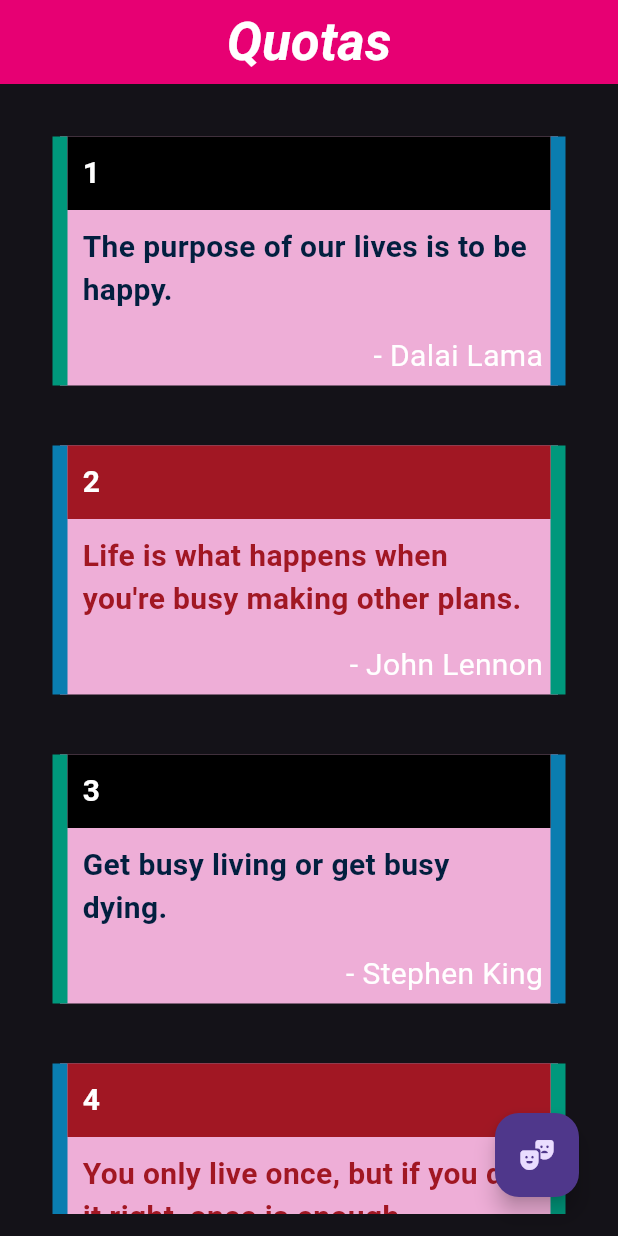
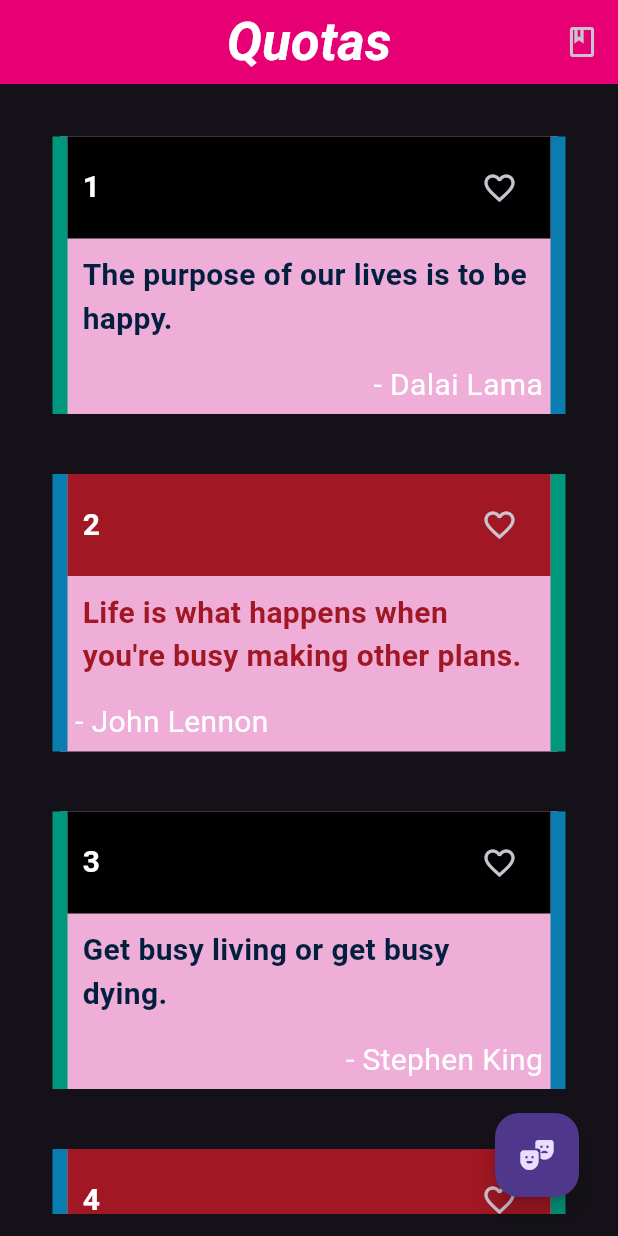
Before and after one commit to MrManavRamani-Flutter/Quotas-App, a Flutter app: the screen it shows after launch, on a phone screen of 412 x 824 dp. Run offline on Flutter 3.47's test engine with Material 2 defaults, Android fonts, the phone set to English and light mode, and no system bars.

Commit message:
Second Upload/Commit........ --------------------------

```diff
--- a/lib/main.dart
+++ b/lib/main.dart
@@ -1,5 +1,6 @@
 import 'package:flutter/material.dart';
 import 'package:quotes_model/screens/home.dart';
+import 'package:quotes_model/screens/favorite_quotes.dart';
 
 void main() {
   runApp(const MyApp());
@@ -19,6 +20,7 @@ class _MyAppState extends State<MyApp> {
       debugShowCheckedModeBanner: false,
       routes: {
         '/': (context) => const HomePage(),
+        'favorite_quotes': (context) => const Favorite_Quotes(),
       },
       darkTheme: ThemeData.dark(useMaterial3: true),
       theme: ThemeData.light(useMaterial3: true),
--- a/lib/screens/home.dart
+++ b/lib/screens/home.dart
@@ -24,6 +24,14 @@ class _HomePageState extends State<HomePage> {
           ),
         ),
         centerTitle: true,
+        actions: [
+          IconButton(
+            onPressed: () {
+              Navigator.of(context).pushNamed('favorite_quotes');
+            },
+            icon: const Icon(Icons.book_outlined),
+          ),
+        ],
       ),
       floatingActionButton: Padding(
         padding: const EdgeInsets.all(10),
@@ -63,7 +71,9 @@ class _HomePageState extends State<HomePage> {
                             color: const Color(0xffa11723),
                             alignment: Alignment.topLeft,
                             padding: const EdgeInsets.all(10),
-                            child: Text(
+                            child: Row(
+                              children: [
+                                Text(
                                   '${e.id}',
                                   style: const TextStyle(
                                     decoration: TextDecoration.none,
@@ -71,6 +81,15 @@ class _HomePageState extends State<HomePage> {
                                     fontWeight: FontWeight.bold,
                                     color: Color(0xffffffff),
                                   ),
+                                ),
+                                const Spacer(),
+                                IconButton(
+                                  onPressed: () {},
+                                  icon: const Icon(
+                                    Icons.favorite_border_outlined,
+                                  ),
+                                ),
+                              ],
                             ),
                           ),
                           Container(
@@ -89,13 +108,17 @@ class _HomePageState extends State<HomePage> {
                           Container(
                             padding: const EdgeInsets.all(5),
                             alignment: Alignment.bottomRight,
-                            child: Text(
+                            child: Row(
+                              children: [
+                                Text(
                                   "- ${e.author}",
                                   style: const TextStyle(
                                     fontSize: 20,
                                     decoration: TextDecoration.none,
                                     color: Color(0xffffffff),
                                   ),
+                                ),
+                              ],
                             ),
                           ),
                         ],
@@ -124,7 +147,9 @@ class _HomePageState extends State<HomePage> {
                             color: const Color(0xff000000),
                             alignment: Alignment.topLeft,
                             padding: const EdgeInsets.all(10),
-                            child: Text(
+                            child: Row(
+                              children: [
+                                Text(
                                   '${e.id}',
                                   style: const TextStyle(
                                     decoration: TextDecoration.none,
@@ -132,6 +157,15 @@ class _HomePageState extends State<HomePage> {
                                     fontWeight: FontWeight.bold,
                                     color: Color(0xffffffff),
                                   ),
+                                ),
+                                const Spacer(),
+                                IconButton(
+                                  onPressed: () {},
+                                  icon: const Icon(
+                                    Icons.favorite_border_outlined,
+                                  ),
+                                ),
+                              ],
                             ),
                           ),
                           Container(
--- a/lib/utils/global.dart
+++ b/lib/utils/global.dart
@@ -170,122 +170,132 @@ class Global {
         id: 36,
         quote: 'Don’t compare your Chapter 1 to someone else’s Chapter 20.',
         author: 'Unknown'),
-    // ...................................baki.............................................
-    // Quotes(
-    //     id: 37,
-    //     quote: 'The purpose of our lives is to be happy.',
-    //     author: 'Dalai Lama'),
-    // Quotes(
-    //     id: 38,
-    //     quote: 'The purpose of our lives is to be happy.',
-    //     author: 'Dalai Lama'),
-    // Quotes(
-    //     id: 39,
-    //     quote: 'The purpose of our lives is to be happy.',
-    //     author: 'Dalai Lama'),
-    // Quotes(
-    //     id: 40,
-    //     quote: 'The purpose of our lives is to be happy.',
-    //     author: 'Dalai Lama'),
-    // Quotes(
-    //     id: 41,
-    //     quote: 'The purpose of our lives is to be happy.',
-    //     author: 'Dalai Lama'),
-    // Quotes(
-    //     id: 42,
-    //     quote: 'The purpose of our lives is to be happy.',
-    //     author: 'Dalai Lama'),
-    // Quotes(
-    //     id: 43,
-    //     quote: 'The purpose of our lives is to be happy.',
-    //     author: 'Dalai Lama'),
-    // Quotes(
-    //     id: 44,
-    //     quote: 'The purpose of our lives is to be happy.',
-    //     author: 'Dalai Lama'),
-    // Quotes(
-    //     id: 45,
-    //     quote: 'The purpose of our lives is to be happy.',
-    //     author: 'Dalai Lama'),
-    // Quotes(
-    //     id: 46,
-    //     quote: 'The purpose of our lives is to be happy.',
-    //     author: 'Dalai Lama'),
-    // Quotes(
-    //     id: 47,
-    //     quote: 'The purpose of our lives is to be happy.',
-    //     author: 'Dalai Lama'),
-    // Quotes(
-    //     id: 48,
-    //     quote: 'The purpose of our lives is to be happy.',
-    //     author: 'Dalai Lama'),
-    // Quotes(
-    //     id: 49,
-    //     quote: 'The purpose of our lives is to be happy.',
-    //     author: 'Dalai Lama'),
-    // Quotes(
-    //     id: 50,
-    //     quote: 'The purpose of our lives is to be happy.',
-    //     author: 'Dalai Lama'),
-    // Quotes(
-    //     id: 51,
-    //     quote: 'The purpose of our lives is to be happy.',
-    //     author: 'Dalai Lama'),
-    // Quotes(
-    //     id: 52,
-    //     quote: 'The purpose of our lives is to be happy.',
-    //     author: 'Dalai Lama'),
-    // Quotes(
-    //     id: 53,
-    //     quote: 'The purpose of our lives is to be happy.',
-    //     author: 'Dalai Lama'),
-    // Quotes(
-    //     id: 54,
-    //     quote: 'The purpose of our lives is to be happy.',
-    //     author: 'Dalai Lama'),
-    // Quotes(
-    //     id: 55,
-    //     quote: 'The purpose of our lives is to be happy.',
-    //     author: 'Dalai Lama'),
-    // Quotes(
-    //     id: 56,
-    //     quote: 'The purpose of our lives is to be happy.',
-    //     author: 'Dalai Lama'),
-    // Quotes(
-    //     id: 57,
-    //     quote: 'The purpose of our lives is to be happy.',
-    //     author: 'Dalai Lama'),
-    // Quotes(
-    //     id: 58,
-    //     quote: 'The purpose of our lives is to be happy.',
-    //     author: 'Dalai Lama'),
-    // Quotes(
-    //     id: 59,
-    //     quote: 'The purpose of our lives is to be happy.',
-    //     author: 'Dalai Lama'),
-    // Quotes(
-    //     id: 60,
-    //     quote: 'The purpose of our lives is to be happy.',
-    //     author: 'Dalai Lama'),
-    // Quotes(
-    //     id: 61,
-    //     quote: 'The purpose of our lives is to be happy.',
-    //     author: 'Dalai Lama'),
-    // Quotes(
-    //     id: 62,
-    //     quote: 'The purpose of our lives is to be happy.',
-    //     author: 'Dalai Lama'),
-    // Quotes(
-    //     id: 63,
-    //     quote: 'The purpose of our lives is to be happy.',
-    //     author: 'Dalai Lama'),
-    // Quotes(
-    //     id: 64,
-    //     quote: 'The purpose of our lives is to be happy.',
-    //     author: 'Dalai Lama'),
-    // Quotes(
-    //     id: 65,
-    //     quote: 'The purpose of our lives is to be happy.',
-    //     author: 'Dalai Lama'),
+    Quotes(
+        id: 37,
+        quote: 'The privilege of a lifetime is to become who you are.',
+        author: 'C.G. Jung'),
+    Quotes(
+        id: 38,
+        quote: 'Do what is right, not what is easy nor what is popular.',
+        author: 'Roy T. Bennett'),
+    Quotes(
+        id: 39,
+        quote: 'Success isn’t permanent, and failure isn’t fatal.',
+        author: 'Mike Ditka'),
+    Quotes(
+        id: 40,
+        quote:
+            'If there’s a book that you want to read, but it hasn’t been written yet, then you must write it.',
+        author: 'Toni Morrison'),
+    Quotes(
+        id: 41,
+        quote:
+            'All you can change is yourself, but sometimes that changes everything.',
+        author: 'Unknown'),
+    Quotes(
+        id: 42,
+        quote: 'Don’t rush anything. When the time is right, it will happen.',
+        author: 'Unknown'),
+    Quotes(
+        id: 43,
+        quote:
+            'If the challenge we face doesn’t scare us, then it’s probably not that important.',
+        author: 'Simon Sinek'),
+    Quotes(
+        id: 44,
+        quote: 'Failure is the opportunity to begin again, more intelligently.',
+        author: 'Henry Ford'),
+    Quotes(
+        id: 45,
+        quote:
+            'Successful people maintain a positive focus in life no matter what is going on around them.',
+        author: 'Unknown'),
+    Quotes(
+        id: 46,
+        quote: 'Be kind to all creatures; this is the true religion.',
+        author: 'Buddha'),
+    Quotes(
+        id: 47,
+        quote: 'The true entrepreneur is a doer, not a dreamer.',
+        author: 'Nolan Bushnell'),
+    Quotes(
+        id: 48,
+        quote:
+            'After climbing a great hill, one only finds that there are many more hills to climb.',
+        author: 'Nelson Mandela'),
+    Quotes(
+        id: 49,
+        quote: 'Sometimes you win, sometimes you learn.',
+        author: 'Unknown'),
+    Quotes(
+        id: 50,
+        quote:
+            'Worrying does not take away tomorrow’s troubles. It takes away today’s peace.',
+        author: 'Unknown'),
+    Quotes(
+        id: 51,
+        quote: 'Forgiveness means letting go of the hope for a better past.',
+        author: 'Lama Surya Das'),
+    Quotes(id: 52, quote: 'Be a voice, not an echo.', author: 'Unknown'),
+    Quotes(
+        id: 53,
+        quote: 'The best revenge is to live an awesome life.',
+        author: 'Unknown'),
+    Quotes(
+        id: 54,
+        quote: 'There is no revenge so complete as forgiveness.',
+        author: 'Josh Billings'),
+    Quotes(
+        id: 55,
+        quote: 'Forgiveness is just another name for freedom.',
+        author: 'Byron Katie'),
+    Quotes(
+        id: 56,
+        quote:
+            'Why compare yourself with others? No one in the entire world can do a better job of being you than you.',
+        author: 'Unknown'),
+    Quotes(
+        id: 57,
+        quote:
+            'There is no abstract art. You must always start with something. Afterward you can remove all traces of reality.',
+        author: 'Pablo Picasso'),
+    Quotes(
+        id: 58,
+        quote:
+            'No matter what may have happened yesterday, a new day of fresh possibility has dawned. You are not the same person today as you were yesterday!',
+        author: 'Unknown'),
+    Quotes(
+        id: 59,
+        quote:
+            'Your heart is the size of an ocean. Go find yourself in its hidden depths.',
+        author: 'Rumi'),
+    Quotes(
+        id: 60,
+        quote: 'When you find yourself in a hole, quit digging.',
+        author: 'Will Rogers'),
+    Quotes(
+        id: 61,
+        quote:
+            'To admit you were wrong is to declare you are wiser now than before.',
+        author: 'Unknown'),
+    Quotes(
+        id: 62,
+        quote:
+            'Feed the areas of your life you want to grow. Starve the parts that need to go.',
+        author: 'Bruce V.H.'),
+    Quotes(
+        id: 63,
+        quote:
+            'Darkness cannot drive out darkness; only light can do that. Hate cannot drive out hate; only love can do that.',
+        author: 'Martin Luther King Jr.'),
+    Quotes(
+        id: 64,
+        quote:
+            'Work hard in silence, do what you have to do, and ignore the drama and negativity surrounding you. Let your success be your noise.',
+        author: 'Unknown'),
+    Quotes(
+        id: 65,
+        quote: 'Everything happens for me, not to me.',
+        author: 'Byron Katie'),
   ];
 }
```
Also changed, not shown: lib/screens/favorite_quotes.dart (added, +114 -0 lines). Lines whose indentation alone changed are shown as unchanged.
